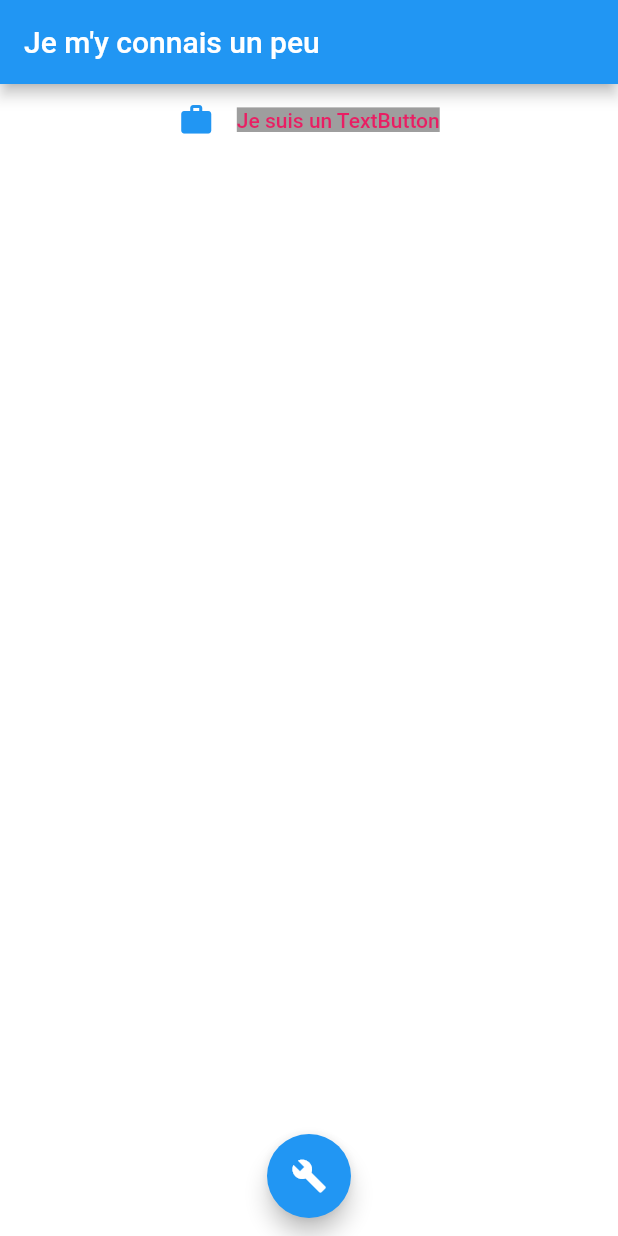
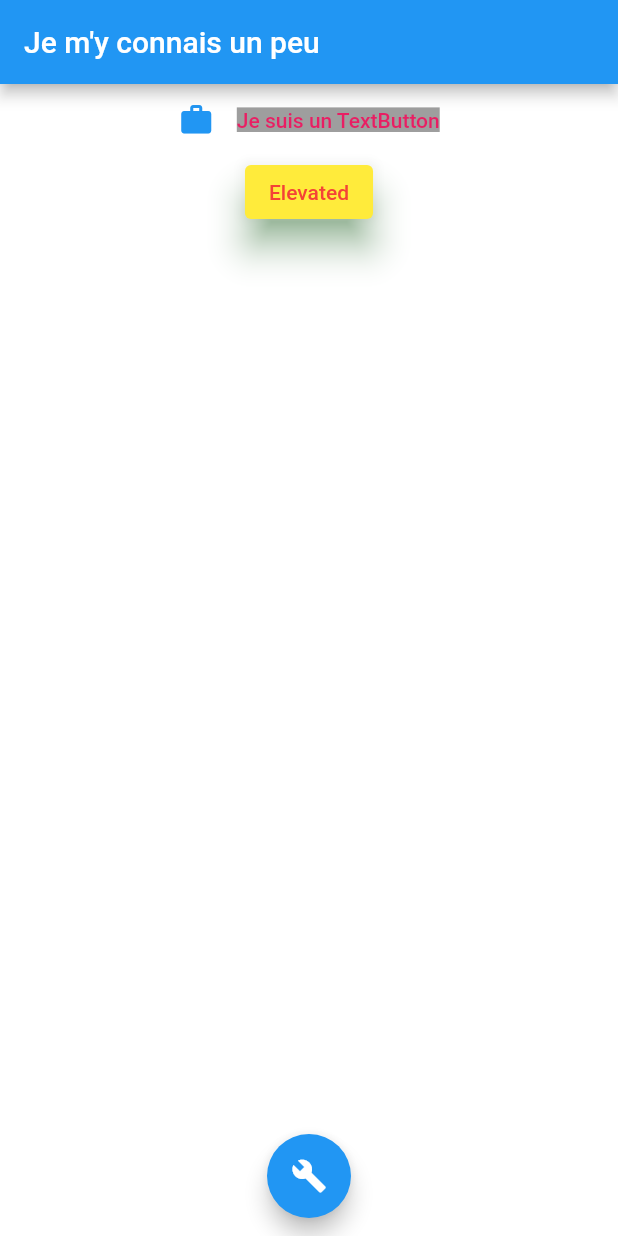
Before and after one commit to Anthonyrgn/interactifs_widget, a Flutter app: the screen it shows after launch, on a phone screen of 412 x 824 dp. Run offline on Flutter 3.47's test engine with Material 2 defaults, Android fonts, the phone set to English and light mode, and no system bars.

Commit message:
Elevated Button

```diff
--- a/lib/interactif_page.dart
+++ b/lib/interactif_page.dart
@@ -46,7 +46,21 @@ class InteractifPageState extends State<InteractifPage>{
                     textButtonText(),
                   ],
                 )
-            )
+            ),
+            ElevatedButton(
+                onPressed: () {
+                  print("Salut");
+                },
+                child: const Text("Elevated", style: TextStyle(color: Colors.red),),
+              onLongPress: () {
+                  print("Salut loooong");
+              },
+              style: ElevatedButton.styleFrom(
+                primary: Colors.yellow,
+                elevation: 10,
+                shadowColor: Colors.green,
+              ),
+            ),
           ],
         ),),
         floatingActionButton: FloatingActionButton(
```
